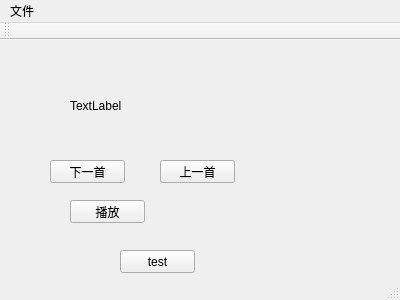
Above: MP3play/mainwindow.ui from DarkPocket/MP3play before the change. Below: the same form after it.
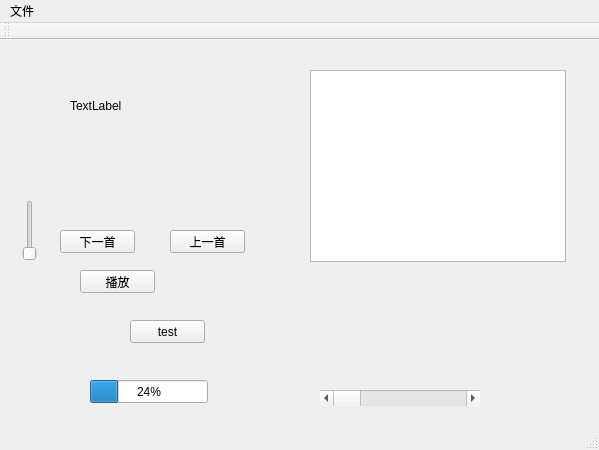
That is the form after the change.

What changed in the file:
```diff
--- a/MP3play/mainwindow.ui
+++ b/MP3play/mainwindow.ui
@@ -6,8 +6,8 @@
    <rect>
     <x>0</x>
     <y>0</y>
-    <width>400</width>
-    <height>300</height>
+    <width>599</width>
+    <height>450</height>
    </rect>
   </property>
   <property name="windowTitle">
@@ -17,8 +17,8 @@
    <widget class="QPushButton" name="But_play">
     <property name="geometry">
      <rect>
-      <x>70</x>
-      <y>160</y>
+      <x>80</x>
+      <y>230</y>
       <width>75</width>
       <height>23</height>
      </rect>
@@ -43,8 +43,8 @@
    <widget class="QPushButton" name="pushButton">
     <property name="geometry">
      <rect>
-      <x>120</x>
-      <y>210</y>
+      <x>130</x>
+      <y>280</y>
       <width>75</width>
       <height>23</height>
      </rect>
@@ -56,8 +56,8 @@
    <widget class="QPushButton" name="but_MediaNext">
     <property name="geometry">
      <rect>
-      <x>50</x>
-      <y>120</y>
+      <x>60</x>
+      <y>190</y>
       <width>75</width>
       <height>23</height>
      </rect>
@@ -69,8 +69,8 @@
    <widget class="QPushButton" name="but_MediaPre">
     <property name="geometry">
      <rect>
-      <x>160</x>
-      <y>120</y>
+      <x>170</x>
+      <y>190</y>
       <width>75</width>
       <height>23</height>
      </rect>
@@ -79,13 +79,68 @@
      <string>上一首</string>
     </property>
    </widget>
+   <widget class="QListView" name="listView">
+    <property name="geometry">
+     <rect>
+      <x>310</x>
+      <y>30</y>
+      <width>256</width>
+      <height>192</height>
+     </rect>
+    </property>
+   </widget>
+   <widget class="QSlider" name="verticalSlider">
+    <property name="geometry">
+     <rect>
+      <x>20</x>
+      <y>160</y>
+      <width>20</width>
+      <height>61</height>
+     </rect>
+    </property>
+    <property name="orientation">
+     <enum>Qt::Vertical</enum>
+    </property>
+   </widget>
+   <widget class="QProgressBar" name="progressBar">
+    <property name="geometry">
+     <rect>
+      <x>90</x>
+      <y>340</y>
+      <width>118</width>
+      <height>23</height>
+     </rect>
+    </property>
+    <property name="value">
+     <number>24</number>
+    </property>
+    <property name="orientation">
+     <enum>Qt::Horizontal</enum>
+    </property>
+    <property name="textDirection">
+     <enum>QProgressBar::TopToBottom</enum>
+    </property>
+   </widget>
+   <widget class="QScrollBar" name="horizontalScrollBar">
+    <property name="geometry">
+     <rect>
+      <x>320</x>
+      <y>350</y>
+      <width>160</width>
+      <height>16</height>
+     </rect>
+    </property>
+    <property name="orientation">
+     <enum>Qt::Horizontal</enum>
+    </property>
+   </widget>
   </widget>
   <widget class="QMenuBar" name="menuBar">
    <property name="geometry">
     <rect>
      <x>0</x>
      <y>0</y>
-     <width>400</width>
+     <width>599</width>
      <height>23</height>
     </rect>
    </property>
```
